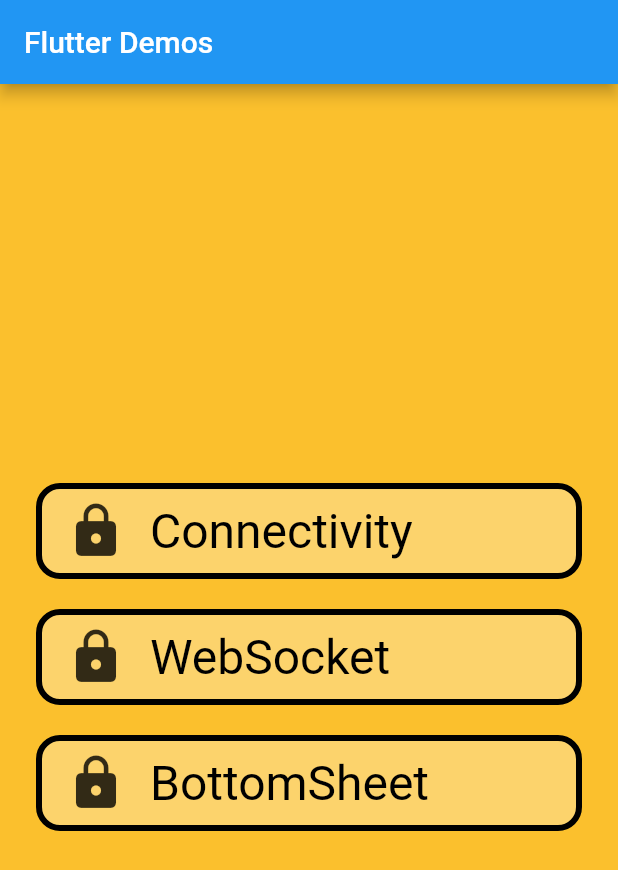
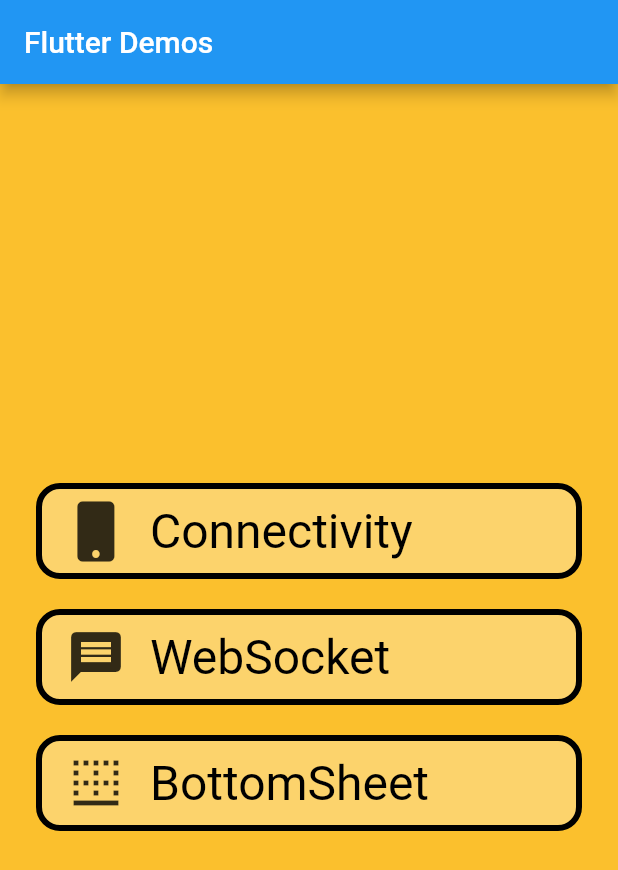
Before and after one commit to leroylau/flutter_basic_demos, a Flutter app: the screen it shows after launch, on a phone screen of 412 x 824 dp. Shown: the top 870 px of the screen. Run offline on Flutter 3.47's test engine with Material 2 defaults, Android fonts, the phone set to English and light mode, and no system bars; our stand-ins replace connectivity, font_awesome_flutter.

Commit message:
Add icon para to DemoBox

```diff
--- a/lib/main.dart
+++ b/lib/main.dart
@@ -4,6 +4,7 @@ import 'package:basic_demo/demos/web_socket_demo.dart';
 import 'package:basic_demo/widgets/demo_box.dart';
 import 'package:flutter/material.dart';
 import 'package:web_socket_channel/io.dart';
+import 'package:font_awesome_flutter/font_awesome_flutter.dart';
 
 void main() => runApp(MyApp());
 
@@ -48,12 +49,14 @@ class _MyHomePageState extends State<MyHomePage> {
               mainAxisAlignment: MainAxisAlignment.center,
               children: <Widget>[
                 DemoBox(
+                  icon: FontAwesomeIcons.mobile,
                   title: 'Connectivity',
                   onTap: () {
                     Navigator.pushNamed(context, 'httpDemo');
                   },
                 ),
                 DemoBox(
+                  icon: Icons.message,
                   title: 'WebSocket',
                   onTap: () {
                     var channel =
@@ -68,6 +71,7 @@ class _MyHomePageState extends State<MyHomePage> {
                   },
                 ),
                 DemoBox(
+                  icon: Icons.border_bottom,
                   title: 'BottomSheet',
                   onTap: () {
                     Navigator.pushNamed(context, 'bottomSheet');
--- a/lib/widgets/demo_box.dart
+++ b/lib/widgets/demo_box.dart
@@ -1,10 +1,11 @@
 import 'package:flutter/material.dart';
 
 class DemoBox extends StatelessWidget {
+  final IconData icon;
   final String title;
   final GestureTapCallback onTap;
 
-  const DemoBox({Key key, this.onTap, this.title}) : super(key: key);
+  const DemoBox({Key key, this.onTap, this.title, this.icon}) : super(key: key);
   @override
   Widget build(BuildContext context) {
     return Padding(
@@ -19,7 +20,7 @@ class DemoBox extends StatelessWidget {
             ),
             child: ListTile(
               leading: Icon(
-                Icons.https,
+                icon,
                 size: 40.0,
                 color: Colors.black.withOpacity(0.8),
               ),
```
